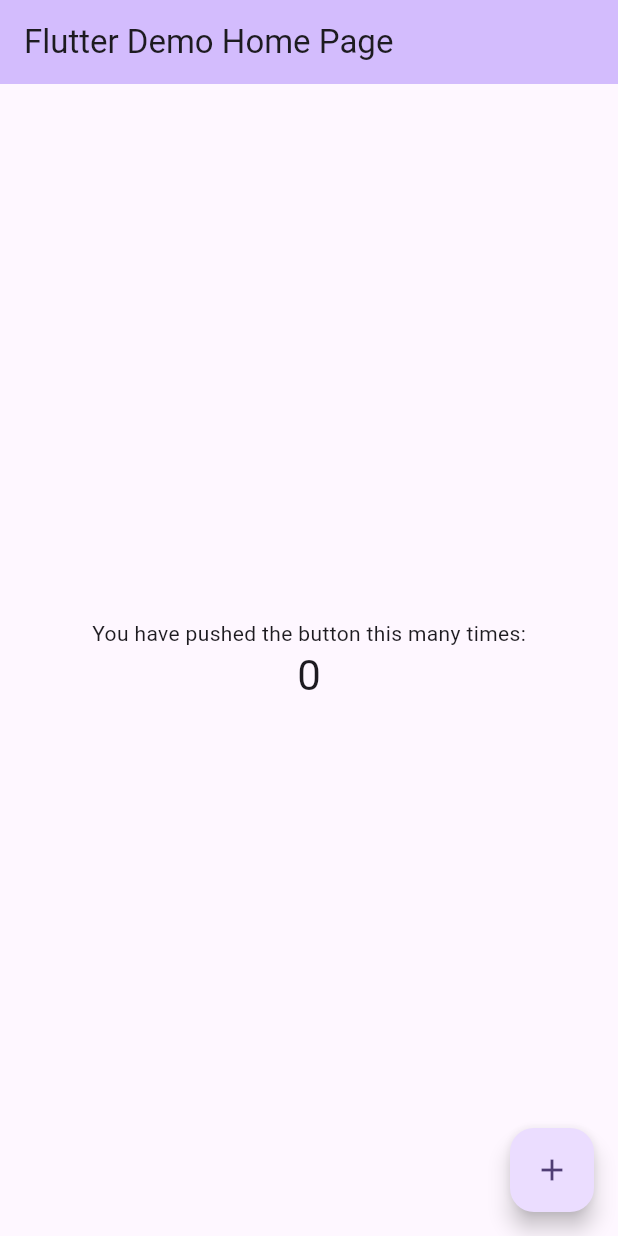
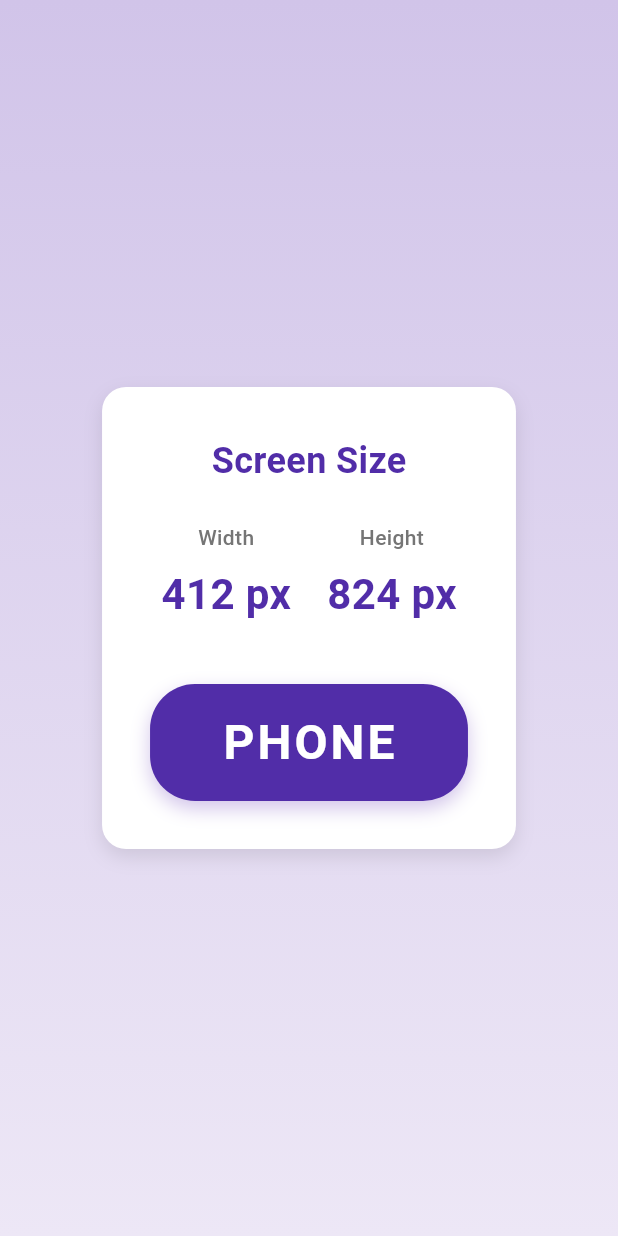
Before and after one commit to alexushkov82/sleeping_satellite, a Flutter app: the screen it shows after launch, on a phone screen of 412 x 824 dp. Run offline on Flutter 3.47's test engine with Material 3 defaults, Android fonts, the phone set to English and light mode, and no system bars.

Commit message:
create page to measure screen with and height

```diff
--- a/lib/main.dart
+++ b/lib/main.dart
@@ -1,4 +1,5 @@
 import 'package:flutter/material.dart';
+import 'screen_size_page.dart';
 
 void main() {
   runApp(const MyApp());
@@ -11,57 +12,12 @@ class MyApp extends StatelessWidget {
   Widget build(BuildContext context) {
     return MaterialApp(
       debugShowCheckedModeBanner: false,
-      title: 'Flutter Demo',
+      title: 'Screen Size Monitor',
       theme: ThemeData(
-        colorScheme: .fromSeed(seedColor: Colors.deepPurple),
+        colorScheme: ColorScheme.fromSeed(seedColor: Colors.deepPurple),
+        useMaterial3: true,
       ),
-      home: const MyHomePage(title: 'Flutter Demo Home Page'),
+      home: const ScreenSizePage(),
     );
   }
 }
-
-class MyHomePage extends StatefulWidget {
-  const MyHomePage({super.key, required this.title});
-
-  final String title;
-
-  @override
-  State<MyHomePage> createState() => _MyHomePageState();
-}
-
-class _MyHomePageState extends State<MyHomePage> {
-  int _counter = 0;
-
-  void _incrementCounter() {
-    setState(() {
-      _counter++;
-    });
-  }
-
-  @override
-  Widget build(BuildContext context) {
-    return Scaffold(
-      appBar: AppBar(
-        backgroundColor: Theme.of(context).colorScheme.inversePrimary,
-        title: Text(widget.title),
-      ),
-      body: Center(
-        child: Column(
-          mainAxisAlignment: .center,
-          children: [
-            const Text('You have pushed the button this many times:'),
-            Text(
-              '$_counter',
-              style: Theme.of(context).textTheme.headlineMedium,
-            ),
-          ],
-        ),
-      ),
-      floatingActionButton: FloatingActionButton(
-        onPressed: _incrementCounter,
-        tooltip: 'Increment',
-        child: const Icon(Icons.add),
-      ),
-    );
-  }
-}
--- /dev/null
+++ b/lib/screen_size_page.dart
@@ -0,0 +1,135 @@
+import 'package:flutter/material.dart';
+
+class ScreenSizePage extends StatefulWidget {
+  const ScreenSizePage({super.key});
+
+  @override
+  State<ScreenSizePage> createState() => _ScreenSizePageState();
+}
+
+class _ScreenSizePageState extends State<ScreenSizePage> {
+  String _getDeviceType(double width) {
+    if (width < 600) {
+      return 'phone';
+    } else if (width < 1024) {
+      return 'tablet';
+    } else {
+      return 'desktop';
+    }
+  }
+
+  @override
+  Widget build(BuildContext context) {
+    return Scaffold(
+      body: LayoutBuilder(
+        builder: (context, constraints) {
+          final width = constraints.maxWidth;
+          final height = constraints.maxHeight;
+          final deviceType = _getDeviceType(width);
+
+          return Container(
+            decoration: BoxDecoration(
+              gradient: LinearGradient(
+                begin: Alignment.topCenter,
+                end: Alignment.bottomCenter,
+                colors: [
+                  Colors.deepPurple.shade100,
+                  Colors.deepPurple.shade50,
+                ],
+              ),
+            ),
+            child: Center(
+              child: Container(
+                padding: const EdgeInsets.all(32),
+                decoration: BoxDecoration(
+                  color: Colors.white,
+                  borderRadius: BorderRadius.circular(16),
+                  boxShadow: [
+                    BoxShadow(
+                      color: Colors.black.withValues(alpha: 0.1),
+                      blurRadius: 10,
+                      offset: const Offset(0, 5),
+                    ),
+                  ],
+                ),
+                child: Column(
+                  mainAxisSize: MainAxisSize.min,
+                  children: [
+                    Text(
+                      'Screen Size',
+                      style: TextStyle(
+                        fontSize: 24,
+                        fontWeight: FontWeight.bold,
+                        color: Colors.deepPurple.shade700,
+                      ),
+                    ),
+                    const SizedBox(height: 24),
+                    Row(
+                      mainAxisSize: MainAxisSize.min,
+                      children: [
+                        _buildSizeDisplay('Width', width.toInt()),
+                        const SizedBox(width: 24),
+                        _buildSizeDisplay('Height', height.toInt()),
+                      ],
+                    ),
+                    const SizedBox(height: 40),
+                    Container(
+                      padding: const EdgeInsets.symmetric(
+                        horizontal: 48,
+                        vertical: 16,
+                      ),
+                      decoration: BoxDecoration(
+                        color: Colors.deepPurple.shade700,
+                        borderRadius: BorderRadius.circular(30),
+                        boxShadow: [
+                          BoxShadow(
+                            color: Colors.deepPurple.withValues(alpha: 0.3),
+                            blurRadius: 10,
+                            offset: const Offset(0, 5),
+                          ),
+                        ],
+                      ),
+                      child: Text(
+                        deviceType.toUpperCase(),
+                        style: const TextStyle(
+                          fontSize: 32,
+                          fontWeight: FontWeight.bold,
+                          color: Colors.white,
+                          letterSpacing: 2,
+                        ),
+                      ),
+                    ),
+                  ],
+                ),
+              ),
+            ),
+          );
+        },
+      ),
+    );
+  }
+
+  Widget _buildSizeDisplay(String label, int value) {
+    return Column(
+      children: [
+        Text(
+          label,
+          style: TextStyle(
+            fontSize: 14,
+            color: Colors.grey.shade600,
+            fontWeight: FontWeight.w500,
+          ),
+        ),
+        const SizedBox(height: 8),
+        Text(
+          '$value px',
+          style: TextStyle(
+            fontSize: 28,
+            fontWeight: FontWeight.bold,
+            color: Colors.deepPurple.shade700,
+          ),
+        ),
+      ],
+    );
+  }
+}
```
Also changed, not shown: 1 other file.
